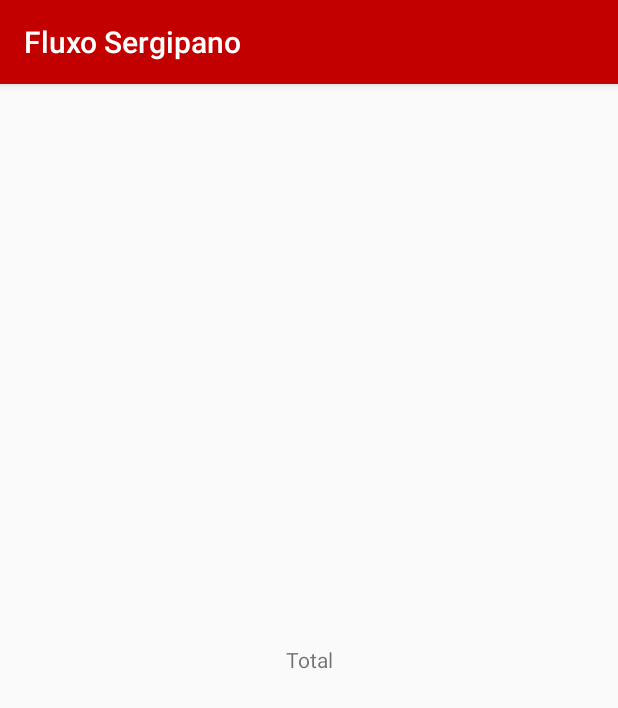
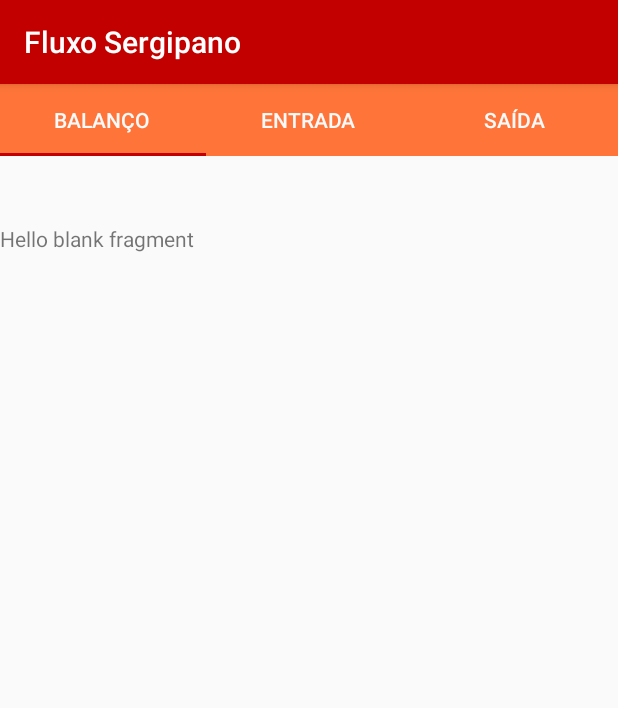
Before and after one commit to erikAntunes/AppFluxoSergipano-release-1.0, an Android app: the fragment TotalFragment shown on its own in the app's theme, on a phone screen of 412 x 824 dp. Shown: the top 708 px of the screen. Run offline under Robolectric (Android 15) with nearby library versions, the phone set to English and light mode, and no system bars.

Commit message:
menu total pronto

```diff
--- a/app/src/main/java/com/titanz/fluxosergipano/MainActivity.java
+++ b/app/src/main/java/com/titanz/fluxosergipano/MainActivity.java
@@ -31,7 +31,6 @@ public class MainActivity extends AppCompatActivity {
         adapter.AddFragment(new EntradaFragment(),"Entrada" );
         adapter.AddFragment(new SaidaFragment(),"Saída" );
         adapter.AddFragment(new TotalFragment(),"Total" );
-
         // Adapter Setup
 
         viewPager.setAdapter(adapter);
--- a/app/src/main/java/com/titanz/fluxosergipano/view/TotalFragment.java
+++ b/app/src/main/java/com/titanz/fluxosergipano/view/TotalFragment.java
@@ -3,13 +3,22 @@ import android.os.Bundle;
 import androidx.annotation.NonNull;
 import androidx.annotation.Nullable;
 import androidx.fragment.app.Fragment;
+import androidx.viewpager.widget.ViewPager;
+
 import android.view.LayoutInflater;
 import android.view.View;
 import android.view.ViewGroup;
+
+import com.google.android.material.tabs.TabLayout;
 import com.titanz.fluxosergipano.R;
+import com.titanz.fluxosergipano.adapters.MenuAdapter;
 
 
 public class TotalFragment extends Fragment {
+
+    private TabLayout tabLayoutTotal;
+    private ViewPager viewPagerTotal;
+
 
     @Nullable
     @Override
@@ -17,6 +26,19 @@ public class TotalFragment extends Fragment {
 
         View view = inflater.inflate(R.layout.fragment_total,container,false);
 
+        tabLayoutTotal = view.findViewById(R.id.tablayout_total_id);
+        viewPagerTotal = view.findViewById(R.id.viewpager_total_id);
+
+        MenuAdapter adapter = new MenuAdapter(getChildFragmentManager());
+        adapter.AddFragment(new Total_Final_Fragment(),"Balanço" );
+        adapter.AddFragment(new Total_Saida_Fragment(),"Entrada" );
+        adapter.AddFragment(new Total_Saida_Fragment(),"Saída" );
+
+        viewPagerTotal.setAdapter(adapter);
+        tabLayoutTotal.setupWithViewPager(viewPagerTotal);
+
+
+
         return view;
 
     }
--- /dev/null
+++ b/app/src/main/java/com/titanz/fluxosergipano/view/Total_Final_Fragment.java
@@ -0,0 +1,30 @@
+package com.titanz.fluxosergipano.view;
+
+
+import android.os.Bundle;
+
+import androidx.fragment.app.Fragment;
+
+import android.view.LayoutInflater;
+import android.view.View;
+import android.view.ViewGroup;
+
+import com.titanz.fluxosergipano.R;
+
+
+public class Total_Final_Fragment extends Fragment {
+
+
+    public Total_Final_Fragment() {
+        // Required empty public constructor
+    }
+
+
+    @Override
+    public View onCreateView(LayoutInflater inflater, ViewGroup container,
+                             Bundle savedInstanceState) {
+        // Inflate the layout for this fragment
+        return inflater.inflate(R.layout.fragment_total__final_, container, false);
+    }
+
+}
--- /dev/null
+++ b/app/src/main/java/com/titanz/fluxosergipano/view/Total_Saida_Fragment.java
@@ -0,0 +1,32 @@
+package com.titanz.fluxosergipano.view;
+
+
+import android.os.Bundle;
+
+import androidx.fragment.app.Fragment;
+
+import android.view.LayoutInflater;
+import android.view.View;
+import android.view.ViewGroup;
+
+import com.titanz.fluxosergipano.R;
+
+/**
+ * A simple {@link Fragment} subclass.
+ */
+public class Total_Saida_Fragment extends Fragment {
+
+
+    public Total_Saida_Fragment() {
+        // Required empty public constructor
+    }
+
+
+    @Override
+    public View onCreateView(LayoutInflater inflater, ViewGroup container,
+                             Bundle savedInstanceState) {
+        // Inflate the layout for this fragment
+        return inflater.inflate(R.layout.fragment_total__saida_, container, false);
+    }
+
+}
--- a/app/src/main/res/layout/activity_main.xml
+++ b/app/src/main/res/layout/activity_main.xml
@@ -10,8 +10,9 @@
         android:id="@+id/viewpager_main_id"
         android:layout_width="match_parent"
         android:layout_height="match_parent"
-        android:layout_marginStart="5dp"
-        android:layout_marginEnd="5dp" />
+        android:layout_marginTop="2dp"
+        android:layout_marginStart="2dp"
+        android:layout_marginEnd="2dp" />
 
     <com.google.android.material.tabs.TabLayout
         android:id="@+id/tablayout_main_id"
--- a/app/src/main/res/layout/fragment_total.xml
+++ b/app/src/main/res/layout/fragment_total.xml
@@ -1,14 +1,31 @@
 <?xml version="1.0" encoding="utf-8"?>
-<FrameLayout xmlns:android="http://schemas.android.com/apk/res/android"
+<LinearLayout
+    xmlns:android="http://schemas.android.com/apk/res/android"
     xmlns:tools="http://schemas.android.com/tools"
     android:layout_width="match_parent"
+    xmlns:app="http://schemas.android.com/apk/res-auto"
+    android:orientation="vertical"
     android:layout_height="match_parent"
     tools:context=".view.TotalFragment">
 
-    <TextView
+    <com.google.android.material.tabs.TabLayout
+        android:id="@+id/tablayout_total_id"
         android:layout_width="match_parent"
-        android:layout_height="match_parent"
-        android:gravity="center"
-        android:text="Total" />
+        android:layout_height="wrap_content"
+        android:background="@color/colorPrimary"
+        app:tabGravity="fill"
+        app:tabMode="fixed"
+        app:tabIndicatorColor="@color/colorPrimaryDark"
+        app:tabTextColor="@color/colorWhite"
+        >
+    </com.google.android.material.tabs.TabLayout>
 
-</FrameLayout>
+    <androidx.viewpager.widget.ViewPager
+        android:id="@+id/viewpager_total_id"
+        android:layout_marginTop="45dp"
+        android:layout_width="match_parent"
+        android:layout_height="match_parent">
+    </androidx.viewpager.widget.ViewPager>
+
+
+</LinearLayout>
--- /dev/null
+++ b/app/src/main/res/layout/fragment_total__final_.xml
@@ -0,0 +1,14 @@
+<?xml version="1.0" encoding="utf-8"?>
+<FrameLayout xmlns:android="http://schemas.android.com/apk/res/android"
+    xmlns:tools="http://schemas.android.com/tools"
+    android:layout_width="match_parent"
+    android:layout_height="match_parent"
+    tools:context=".view.Total_Final_Fragment">
+
+    <!-- TODO: Update blank fragment layout -->
+    <TextView
+        android:layout_width="match_parent"
+        android:layout_height="match_parent"
+        android:text="@string/hello_blank_fragment" />
+
+</FrameLayout>
--- a/app/src/main/res/values/colors.xml
+++ b/app/src/main/res/values/colors.xml
@@ -5,6 +5,6 @@
     <color name="colorAccent">#ff3d00</color>
     <color name="colorWhite">#fafafa</color>
     <color name="colorBlack">#000000</color>
-    <color name="colorGreen">#4dc974</color>
+    <color name="colorGreen">#3dd16b</color>
 
 </resources>
```
Also changed, not shown: app/src/main/java/com/titanz/fluxosergipano/view/Total_Entrada_Fragment.java (added, +32 -0 lines), app/src/main/res/layout/celula_lancamento.xml (added, +51 -0 lines), app/src/main/res/layout/fragment_total__entrada_.xml (added, +14 -0 lines), app/src/main/res/layout/fragment_total__saida_.xml (added, +14 -0 lines).
